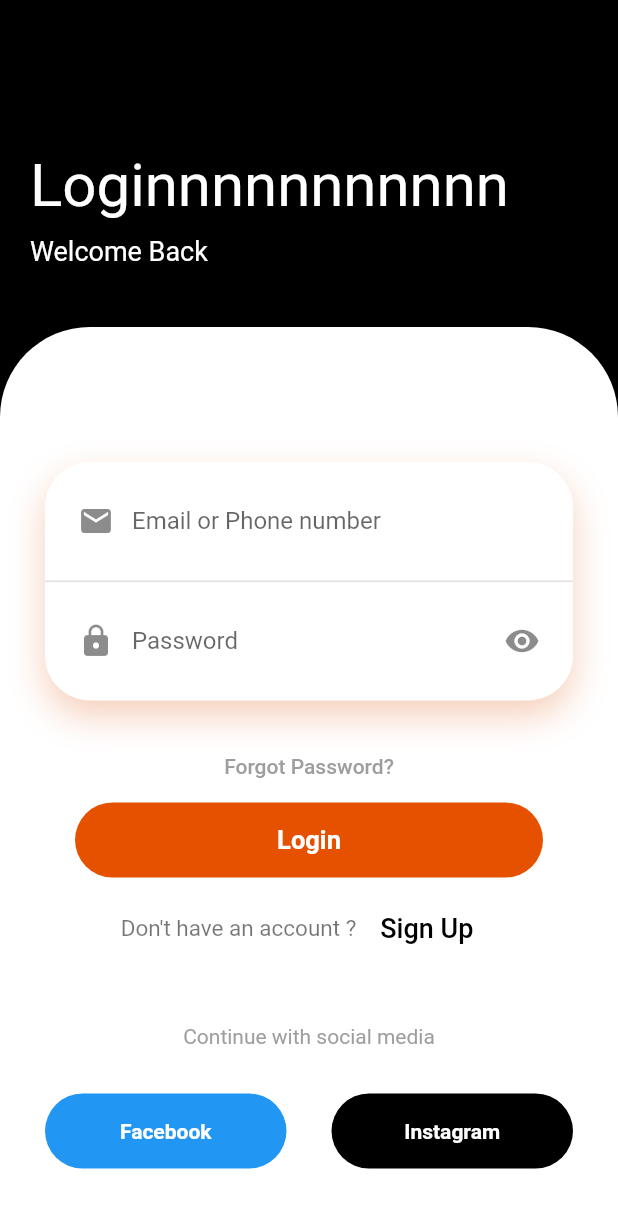
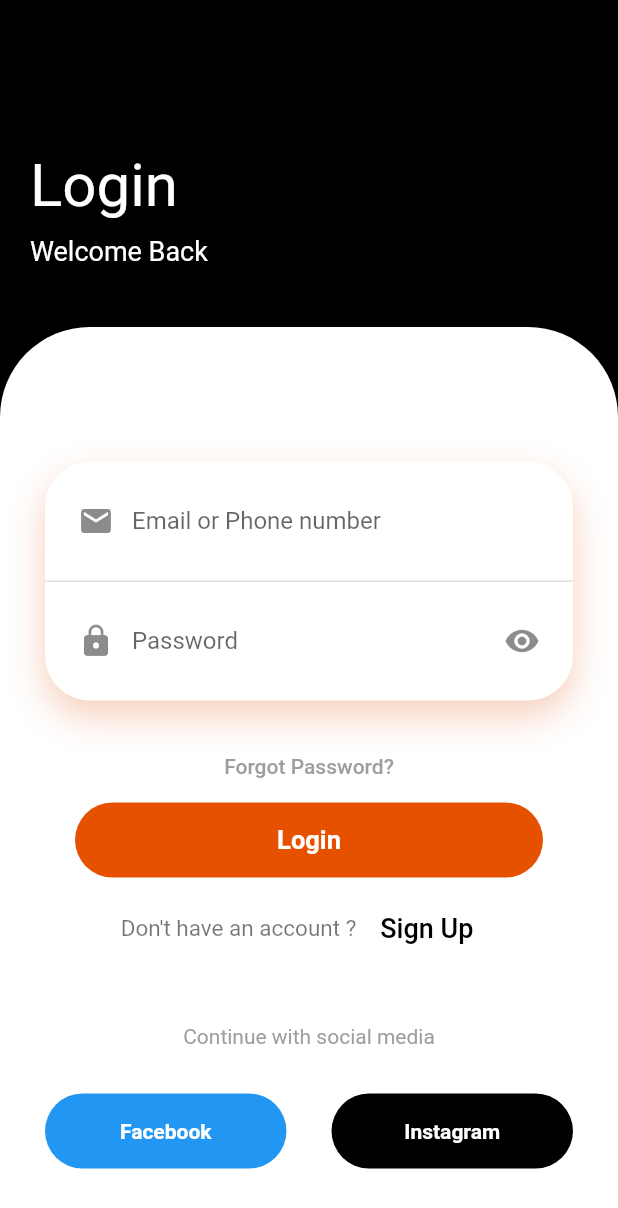
Before and after one commit to mohameddzaher/flutter_project_frame, a Flutter app: the screen it shows after launch, after a tap on "Arabic", on a phone screen of 412 x 824 dp. Shown: the top 1208 px of the screen. Run offline on Flutter 3.47's test engine with Material 2 defaults, Android fonts, the phone set to English and light mode, and no system bars; missing offline and left inert: dart:ffi.

Commit message:
Flutter Progect Frame

```diff
--- a/lib/modules/login/login_screen.dart
+++ b/lib/modules/login/login_screen.dart
@@ -29,7 +29,7 @@ class LoginScreen extends StatelessWidget {
                 crossAxisAlignment: CrossAxisAlignment.start,
                 children: const [
                   Text(
-                "Loginnnnnnnnnnn",
+                "Login",
                 style: TextStyle(
                     color: Colors.white,
                     fontSize: 40,
```
